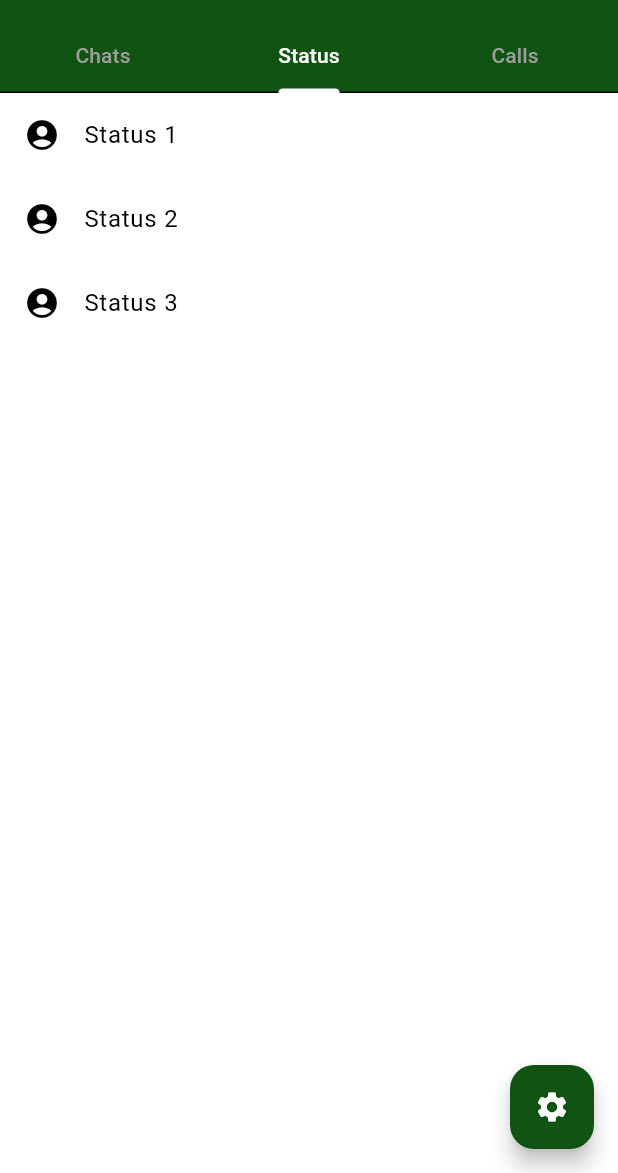
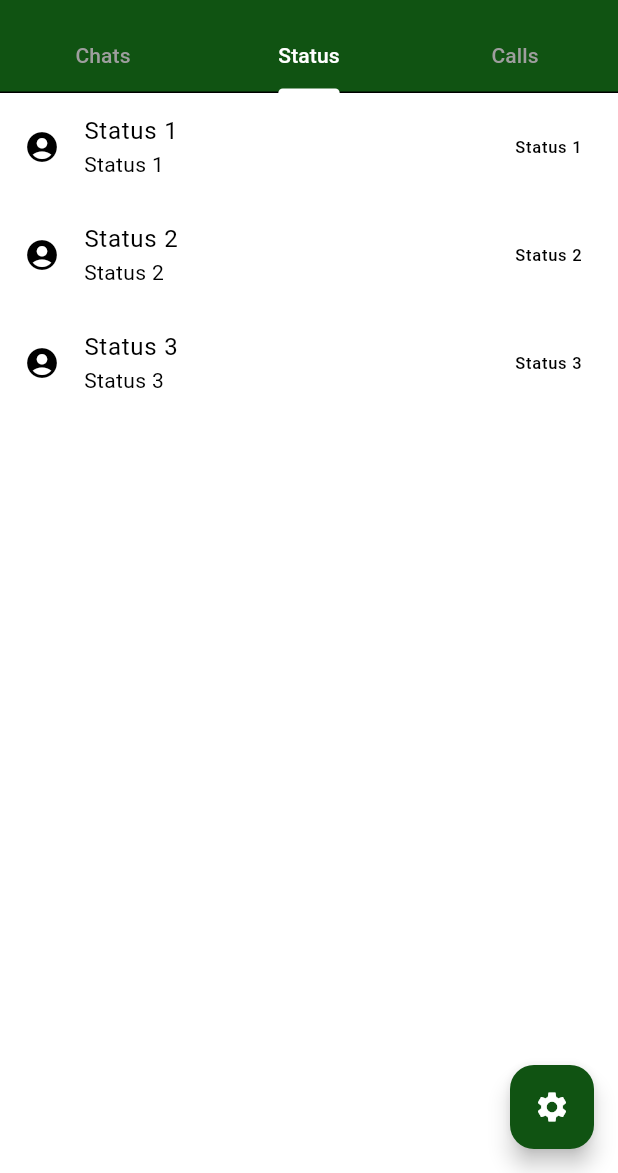
Before and after one commit to bhojrajmishra/WhatsAppUi, a Flutter app: the HomeScreen screen opened directly, tab 2 chosen, on a phone screen of 412 x 824 dp, the part 63-1236 px from its top. Run offline on Flutter 3.47's test engine with Material 3 defaults, Android fonts, the phone set to English and light mode, and no system bars; our stand-ins replace dio; network calls fail.

Commit message:
refactor:confugare folder structure according to MVVM

```diff
--- a/lib/models/user_list.dart
+++ b/lib/model/user_list.dart
@@ -1,5 +1,3 @@
-import 'dart:convert';
-
 class UserList {
   final int id;
   final String email;
--- a/lib/components/user_list_tile.dart
+++ b/lib/view/components/user_list_tile.dart
@@ -3,12 +3,23 @@ import 'package:flutter/material.dart';
 class UserListTile extends StatelessWidget {
   final String text;
   final IconData icon;
-  UserListTile({super.key, required this.text, required this.icon});
+  final VoidCallback? onTap;
+
+  const UserListTile({
+    Key? key,
+    required this.text,
+    required this.icon,
+    this.onTap,
+  }) : super(key: key);
+
   @override
   Widget build(BuildContext context) {
     return ListTile(
+      onTap: onTap,
       title: Text(text),
       leading: Icon(icon),
+      subtitle: Text(text),
+      trailing: Text(text),
     );
   }
 }
--- /dev/null
+++ b/lib/view/components/user_listviewbuilder.dart
@@ -0,0 +1,30 @@
+import 'package:flutter/material.dart';
+import 'package:flutter_first_ui/view/components/user_list_tile.dart';
+
+class UserListviewbuilder extends StatefulWidget {
+  final List<String> status;
+  final IconData icon;
+  UserListviewbuilder({
+    super.key,
+    required this.status,
+    required this.icon,
+  });
+
+  @override
+  State<UserListviewbuilder> createState() => _UserListviewbuilderState();
+}
+
+class _UserListviewbuilderState extends State<UserListviewbuilder> {
+  @override
+  Widget build(BuildContext context) {
+    return ListView.builder(
+      itemCount: widget.status.length,
+      itemBuilder: (BuildContext context, index) {
+        return UserListTile(
+          text: widget.status[index],
+          icon: widget.icon,
+        );
+      },
+    );
+  }
+}
--- a/lib/screens/home_screen.dart
+++ b/lib/view/screens/home_screen.dart
@@ -1,28 +1,24 @@
 import 'package:flutter/material.dart';
 import 'package:dio/dio.dart';
-import 'package:flutter_first_ui/components/user_list_tile.dart';
-import 'package:flutter_first_ui/models/user_list.dart';
-import 'package:flutter_first_ui/screens/chat_screen.dart';
-import 'package:flutter_first_ui/screens/setting_screen.dart';
-import 'package:flutter_first_ui/utils/constants.dart';
+import 'package:flutter_first_ui/model/user_list.dart';
+import 'package:flutter_first_ui/view/components/user_listviewbuilder.dart';
+import 'package:flutter_first_ui/view/screens/chat_screen.dart';
+import 'package:flutter_first_ui/view/screens/setting_screen.dart';
+import 'package:flutter_first_ui/utils/api_path.dart';
+import 'package:flutter_first_ui/viewmodel/providers/loading_screen.dart';
+import 'package:provider/provider.dart';
 
 class HomeScreen extends StatefulWidget {
   const HomeScreen({super.key});
-
   @override
   State<HomeScreen> createState() => _HomeScreenState();
 }
 
 class _HomeScreenState extends State<HomeScreen> {
   List<UserList> chats = [];
-  List<String> status = ["Status 1", "Status 2", "Status 3"];
-  List<String> calls = ["Call 1", "Call 2", "Call 3"];
-  bool isLoading = false;
-
   Future<void> fetchUserList() async {
-    setState(() {
-      isLoading = true;
-    });
+    final loadingScreen = context.read<LoadingScreen>();
+    loadingScreen.updateLoading(loading: true);
     try {
       Response response = await Dio().get(ApiPath.userListUrl);
       debugPrint('Response data: ${response.data}');
@@ -30,16 +26,13 @@ class _HomeScreenState extends State<HomeScreen> {
       final parsed = data
           .map<UserList>(
               (json) => UserList.fromJson(json as Map<String, dynamic>))
-          .toList();
+          .toList(); //converts each JSON object into a UserList instance
       setState(() {
         chats = parsed;
-        isLoading = false;
+        loadingScreen.updateLoading(loading: false);
       });
     } catch (e) {
       debugPrint('Error: $e');
-      setState(() {
-        isLoading = false;
-      });
     }
   }
 
@@ -51,6 +44,7 @@ class _HomeScreenState extends State<HomeScreen> {
 
   @override
   Widget build(BuildContext context) {
+    final loadingScreen = context.watch<LoadingScreen>();
     return DefaultTabController(
       length: 3,
       child: Scaffold(
@@ -89,7 +83,7 @@ class _HomeScreenState extends State<HomeScreen> {
               onRefresh: () async {
                 fetchUserList();
               },
-              child: isLoading
+              child: loadingScreen.isLoading
                   ? const Center(child: CircularProgressIndicator())
                   : ListView.builder(
                       itemCount: chats.length,
@@ -100,20 +94,18 @@ class _HomeScreenState extends State<HomeScreen> {
                               context,
                               MaterialPageRoute(
                                   builder: (context) => ChatScreen(
-                                        title: chats[index].email ?? "No email",
+                                        title: chats[index].email,
                                       )),
                             );
                             debugPrint("Chat ${chats[index]}");
                           },
                           leading: CircleAvatar(
-                            backgroundImage:
-                                NetworkImage(chats[index].avatar ?? "No image"),
+                            backgroundImage: NetworkImage(chats[index].avatar),
                           ),
-                          title: Text(chats[index].email ?? "No email",
+                          title: Text(chats[index].email,
                               style:
                                   const TextStyle(fontWeight: FontWeight.bold)),
-                          subtitle: Text(
-                              chats[index].firstName ?? "No first name",
+                          subtitle: Text(chats[index].firstName,
                               style:
                                   const TextStyle(fontWeight: FontWeight.bold)),
                           trailing: Text(chats[index].id.toString()),
@@ -121,18 +113,13 @@ class _HomeScreenState extends State<HomeScreen> {
                       },
                     ),
             ),
-            ListView.builder(
-              itemCount: status.length,
-              itemBuilder: (BuildContext context, index) {
-                return UserListTile(
-                    text: status[index], icon: Icons.account_circle);
-              },
+            UserListviewbuilder(
+              status: ["Status 1", "Status 2", "Status 3"],
+              icon: Icons.account_circle,
             ),
-            ListView.builder(
-              itemCount: calls.length,
-              itemBuilder: (BuildContext context, index) {
-                return UserListTile(text: calls[index], icon: Icons.call);
-              },
+            UserListviewbuilder(
+              status: ["Call 1", "Call 2", "Call 3"],
+              icon: Icons.call,
             ),
           ],
         ),
--- a/lib/screens/registration_screen.dart
+++ b/lib/view/screens/registration_screen.dart
@@ -1,8 +1,8 @@
 import 'package:flutter/material.dart';
 import 'package:dio/dio.dart';
-import 'package:flutter_first_ui/components/custom_text_field.dart';
-import 'package:flutter_first_ui/screens/login_screen.dart';
-import 'package:flutter_first_ui/utils/constants.dart';
+import 'package:flutter_first_ui/view/components/custom_text_field.dart';
+import 'package:flutter_first_ui/view/screens/login_screen.dart';
+import 'package:flutter_first_ui/utils/api_path.dart';
 
 class RegistrationScreen extends StatefulWidget {
   const RegistrationScreen({super.key});
--- a/lib/screens/setting_screen.dart
+++ b/lib/view/screens/setting_screen.dart
@@ -1,5 +1,5 @@
 import 'package:flutter/material.dart';
-import 'package:flutter_first_ui/providers/theme_mode_model.dart';
+import 'package:flutter_first_ui/viewmodel/providers/theme_mode.dart';
 import 'package:provider/provider.dart';
 
 class SettingScreen extends StatefulWidget {
--- a/lib/providers/home_screen.dart
+++ b/lib/viewmodel/providers/home_screen.dart
@@ -1,6 +1,6 @@
 import 'package:flutter/material.dart';
 import 'package:dio/dio.dart';
-import 'package:flutter_first_ui/utils/constants.dart';
+import 'package:flutter_first_ui/utils/api_path.dart';
 
 class HomeScreenModel extends ChangeNotifier {
   List<dynamic> chats = [];
--- /dev/null
+++ b/lib/viewmodel/providers/loading_screen.dart
@@ -0,0 +1,10 @@
+import 'package:flutter/material.dart';
+
+class LoadingScreen extends ChangeNotifier {
+  bool isLoading = false;
+
+  void updateLoading({required bool loading}) {
+    isLoading = loading;
+    notifyListeners();
+  }
+}
--- a/lib/providers/send_message.dart
+++ b/lib/viewmodel/providers/send_message.dart
@@ -1,6 +1,6 @@
 import 'package:flutter/material.dart';
 
-class SendMessageModel extends ChangeNotifier {
+class SendMessage extends ChangeNotifier {
   final TextEditingController controller = TextEditingController();
   final List<String> messages = [];
   bool isUserMessage = true;
```
Also changed, not shown: lib/main.dart (+6 -4 lines), lib/view/screens/chat_screen.dart (renamed from lib/screens/chat_screen.dart, +4 -4 lines), lib/view/screens/login_screen.dart (renamed from lib/screens/login_screen.dart, +4 -4 lines), lib/utils/api_path.dart (renamed from lib/utils/constants.dart), lib/view/components/custom_text_field.dart (renamed from lib/components/custom_text_field.dart), lib/view/components/message_bubble.dart (renamed from lib/components/message_bubble.dart), lib/view/components/message_input_row.dart (renamed from lib/components/message_input_row.dart), lib/view/components/user_app_bar.dart (renamed from lib/components/user_app_bar.dart), lib/viewmodel/providers/theme_mode.dart (renamed from lib/providers/theme_mode_model.dart).
